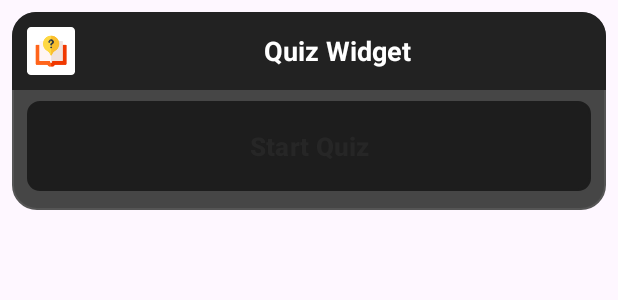
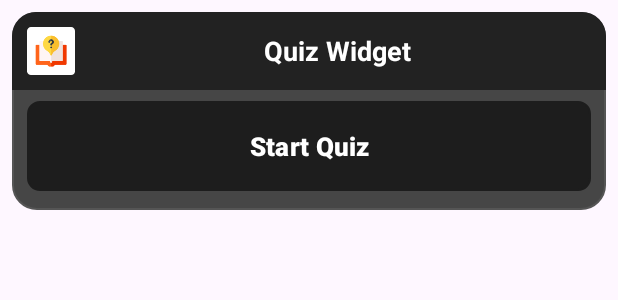
Before and after one commit to its-varad/Quizy, an Android app: the layout widget_start.xml on its own in the app's theme, with its tools: preview values and no code run, on a phone screen of 412 x 824 dp. Shown: the top 300 px of the screen. Run offline under Robolectric (Android 15) with nearby library versions, the phone set to English and light mode, and no system bars.

Commit message:
Widget Fixed

```diff
--- a/app/src/main/res/layout/widget_end.xml
+++ b/app/src/main/res/layout/widget_end.xml
@@ -48,13 +48,13 @@
             android:layout_height="60dp"
             android:text="Restart"
             android:textSize="17sp"
-        android:textColor="#262626"
+            android:textColor="#FFFFFF"
             android:textStyle="bold"
             android:background="@drawable/filled_button_bg"
             android:layout_marginHorizontal="10dp"
             android:layout_marginVertical="7.5dp"
             android:gravity="center"
             android:paddingStart="12dp"
-        android:paddingEnd="12dp" />
+            android:paddingEnd="12dp"/>
 
 </LinearLayout>
--- a/app/src/main/res/layout/widget_start.xml
+++ b/app/src/main/res/layout/widget_start.xml
@@ -48,13 +48,13 @@
             android:layout_height="60dp"
             android:text="Start Quiz"
             android:textSize="17sp"
-        android:textColor="#262626"
+            android:textColor="#FFFFFF"
             android:textStyle="bold"
             android:background="@drawable/filled_button_bg"
             android:layout_marginHorizontal="10dp"
             android:layout_marginVertical="7.5dp"
             android:gravity="center"
             android:paddingStart="12dp"
-        android:paddingEnd="12dp" />
+            android:paddingEnd="12dp"/>
 
 </LinearLayout>
```
Lines whose indentation alone changed are shown as unchanged.
